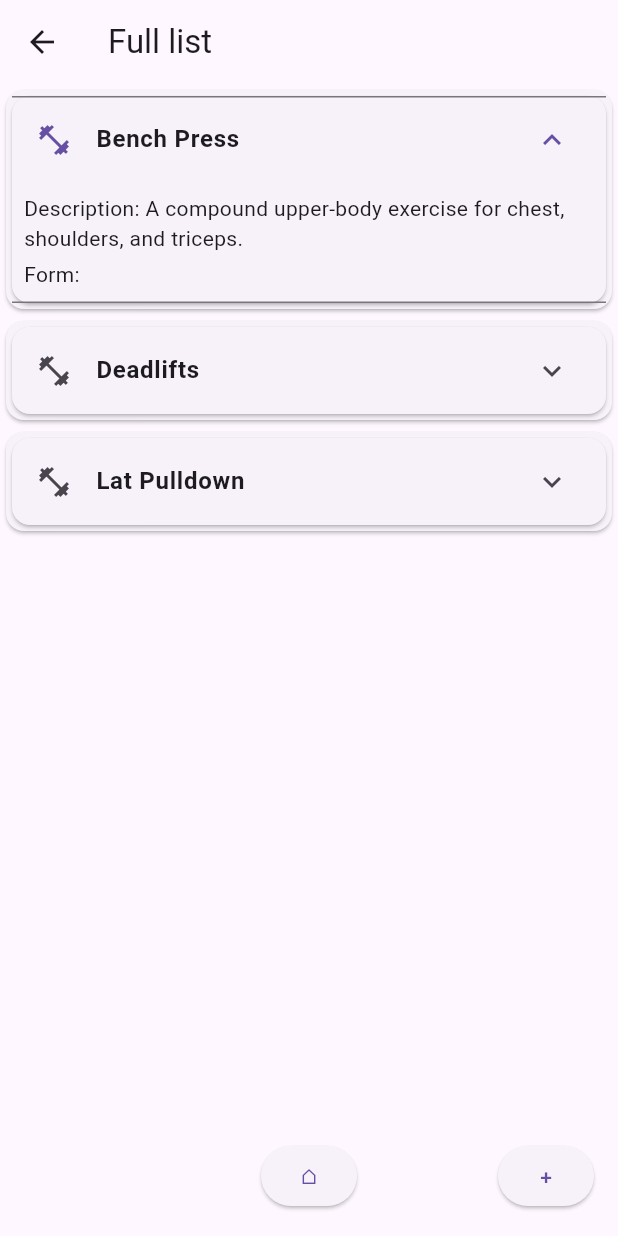
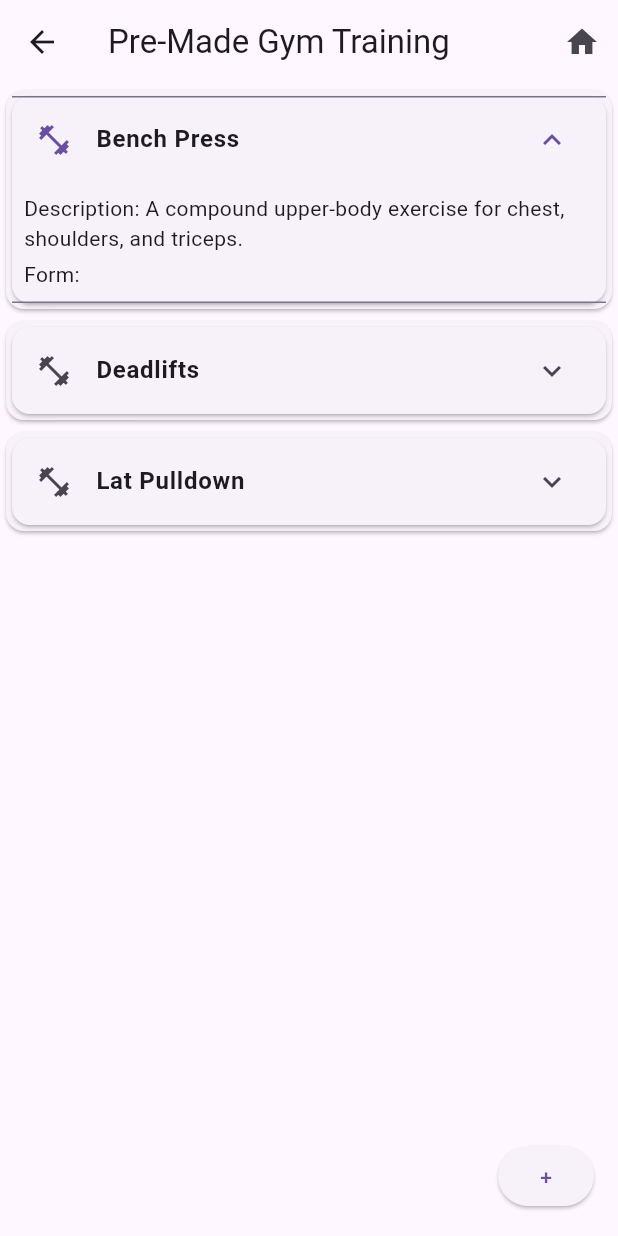
Before and after one commit to hejci/FinalniProjekt, a Flutter app: the FullListGymTraining screen opened by its route, after a tap on "Bench Press", on a phone screen of 412 x 824 dp. Run offline on Flutter 3.47's test engine with Material 3 defaults, Android fonts, the phone set to English and light mode, and no system bars; our stand-ins replace shared_preferences; missing offline and left inert: flutter_emoji; accounts and stored records are empty.

Commit message:
Home tlacitko znovu

```diff
--- a/lib/main.dart
+++ b/lib/main.dart
@@ -567,7 +567,8 @@ class FullListOutdoorTraining extends StatefulWidget {
   const FullListOutdoorTraining({super.key, this.initialExercise});
 
   @override
-  _FullListOutdoorTrainingState createState() => _FullListOutdoorTrainingState();
+  _FullListOutdoorTrainingState createState() =>
+      _FullListOutdoorTrainingState();
 }
 
 class _FullListOutdoorTrainingState extends State<FullListOutdoorTraining> {
@@ -625,7 +626,7 @@ class _FullListOutdoorTrainingState extends State<FullListOutdoorTraining> {
   Future<void> _saveExercises() async {
     final prefs = await SharedPreferences.getInstance();
     final List<Map<String, dynamic>> data =
-        exercises.map((exercise) => exercise.toJson()).toList();
+    exercises.map((exercise) => exercise.toJson()).toList();
     await prefs.setString('outdoor_exercises', jsonEncode(data));
   }
 
@@ -655,7 +656,15 @@ class _FullListOutdoorTrainingState extends State<FullListOutdoorTraining> {
   @override
   Widget build(BuildContext context) {
     return Scaffold(
-      appBar: AppBar(title: const Text("Full list")),
+      appBar: AppBar(
+        title: const Text("Pre-Made Outdoor Training"),
+        actions: [
+          IconButton(
+            icon: const Icon(Icons.home),
+            onPressed: () => Navigator.pushNamed(context, '/'),
+          ),
+        ],
+      ),
       body: Stack(
         children: [
           ListView.builder(
@@ -687,20 +696,6 @@ class _FullListOutdoorTrainingState extends State<FullListOutdoorTraining> {
                 );
               },
               child: const Text("+"),
-            ),
-          ),
-          // Home Button at Bottom Center
-          Positioned(
-            bottom: 16.0,
-            left: 0.0,
-            right: 0.0,
-            child: Center(
-              child: ElevatedButton(
-                onPressed: () {
-                  Navigator.pushNamed(context, '/');
-                },
-                child: const Text("⌂"),
-              ),
             ),
           ),
         ],
@@ -753,7 +748,7 @@ class _FullListGymTrainingState extends State<FullListGymTraining> {
         const ExerciseTile(
           exercise: "Bench Press",
           description:
-              "A compound upper-body exercise for chest, shoulders, and triceps.",
+          "A compound upper-body exercise for chest, shoulders, and triceps.",
           form: "",
         ),
         const ExerciseTile(
@@ -774,7 +769,7 @@ class _FullListGymTrainingState extends State<FullListGymTraining> {
   Future<void> _saveExercises() async {
     final prefs = await SharedPreferences.getInstance();
     final List<Map<String, dynamic>> data =
-        exercises.map((exercise) => exercise.toJson()).toList();
+    exercises.map((exercise) => exercise.toJson()).toList();
     await prefs.setString('gym_exercises', jsonEncode(data));
   }
 
@@ -804,7 +799,15 @@ class _FullListGymTrainingState extends State<FullListGymTraining> {
   @override
   Widget build(BuildContext context) {
     return Scaffold(
-      appBar: AppBar(title: const Text("Full list")),
+      appBar: AppBar(
+        title: const Text("Pre-Made Gym Training"),
+        actions: [
+          IconButton(
+            icon: const Icon(Icons.home),
+            onPressed: () => Navigator.pushNamed(context, '/'),
+          ),
+        ],
+      ),
       body: Stack(
         children: [
           ListView.builder(
@@ -838,25 +841,12 @@ class _FullListGymTrainingState extends State<FullListGymTraining> {
               child: const Text("+"),
             ),
           ),
-          // Home Button at Bottom Center
-          Positioned(
-            bottom: 16.0,
-            left: 0.0,
-            right: 0.0,
-            child: Center(
-              child: ElevatedButton(
-                onPressed: () {
-                  Navigator.pushNamed(context, '/');
-                },
-                child: const Text("⌂"),
-              ),
-            ),
-          ),
         ],
       ),
     );
   }
 }
+
 
 class ExerciseTile extends StatelessWidget {
   final String exercise;
```
